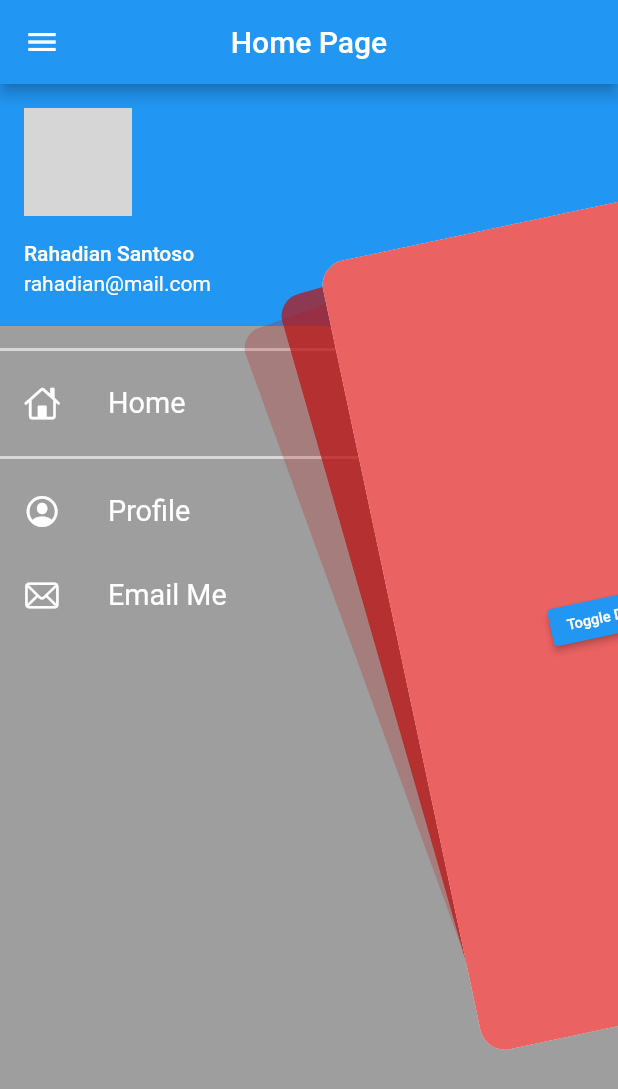
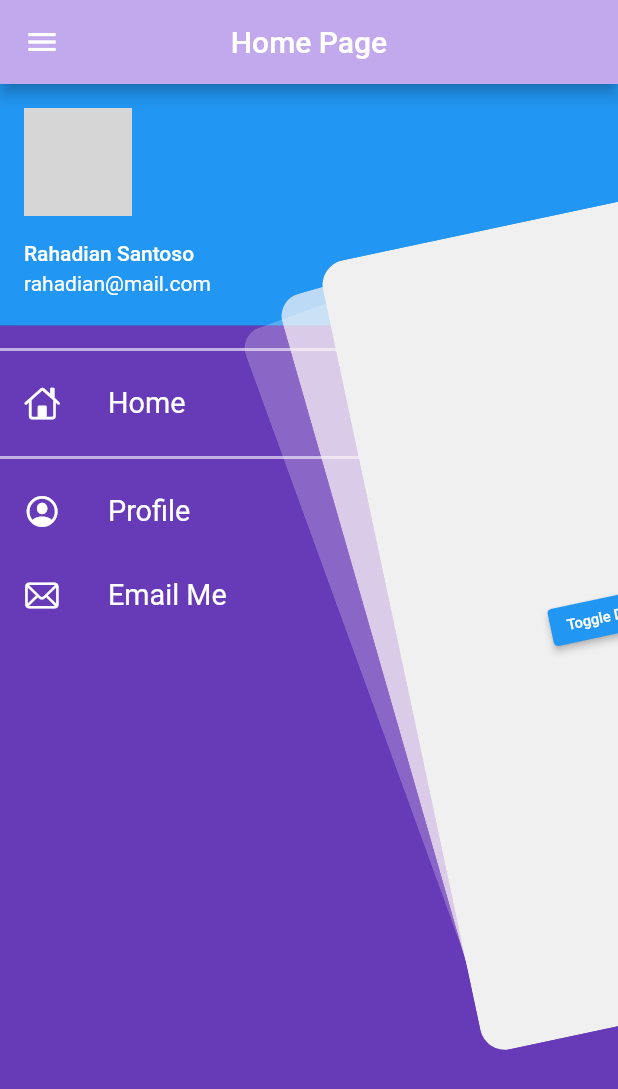
Before and after one commit to rahadians/30daysflutter, a Flutter app: the screen it shows after launch, after a tap on "Toggle Drawer", on a phone screen of 412 x 824 dp. Shown: the top 1089 px of the screen. Run offline on Flutter 3.47's test engine with Material 2 defaults, Android fonts, the light colour scheme and no system bars; drawn by our look-alikes of flutter_zoom_drawer; our stand-ins replace get; network calls fail; grey boxes are pictures that could not be loaded.

Commit message:
edit days 9

```diff
--- a/lib/app/modules/home/views/home_view.dart
+++ b/lib/app/modules/home/views/home_view.dart
@@ -13,6 +13,7 @@ class HomeView extends GetView<HomeController> {
   Widget build(BuildContext context) {
     return Scaffold(
       appBar: AppBar(
+        backgroundColor: Color.fromARGB(255, 194, 169, 238),
         title: Text('Home Page'),
         centerTitle: true,
         leading: IconButton(
@@ -20,18 +21,21 @@ class HomeView extends GetView<HomeController> {
           icon: Icon(Icons.menu),
         ),
       ),
-      body: ZoomDrawer(
+      body: SafeArea(
+        child: ZoomDrawer(
+          mainScreenOverlayColor: Colors.amber,
           controller: controller.drawerController,
           menuScreen: MenuScreen(),
           mainScreen: MainScreen(),
           borderRadius: 24.0,
           showShadow: true,
           angle: -12.0,
-        drawerShadowsBackgroundColor: Color.fromARGB(255, 187, 18, 18),
+          drawerShadowsBackgroundColor: Color.fromARGB(255, 252, 246, 246),
           slideWidth: MediaQuery.of(context).size.width * 0.65,
           openCurve: Curves.fastOutSlowIn,
           closeCurve: Curves.bounceIn,
         ),
+      ),
     );
   }
 }
--- a/lib/app/modules/home/views/widgets/mainscreen.dart
+++ b/lib/app/modules/home/views/widgets/mainscreen.dart
@@ -8,7 +8,7 @@ class MainScreen extends GetView<HomeController> {
   Widget build(BuildContext context) {
     return Scaffold(
         body: Container(
-      color: Color.fromARGB(255, 235, 98, 98),
+      color: Color.fromARGB(26, 158, 155, 155),
       child: Center(
         child: ElevatedButton(
           onPressed: () => controller.toggleDrawer(),
--- a/lib/app/modules/home/views/widgets/menuscreen.dart
+++ b/lib/app/modules/home/views/widgets/menuscreen.dart
@@ -9,11 +9,14 @@ class MenuScreen extends GetView<HomeController> {
   Widget build(BuildContext context) {
     return SafeArea(
       child: Container(
-        decoration: BoxDecoration(color: Colors.grey),
+        decoration: BoxDecoration(color: Colors.deepPurple),
         child: Column(
           mainAxisAlignment: MainAxisAlignment.start,
           children: [
             DrawerHeader(
+                decoration: BoxDecoration(
+                    color: Colors.deepPurple,
+                    borderRadius: BorderRadius.circular(15)),
                 padding: EdgeInsets.zero,
                 child: UserAccountsDrawerHeader(
                   margin: EdgeInsets.zero,
```
Lines whose indentation alone changed are shown as unchanged.
